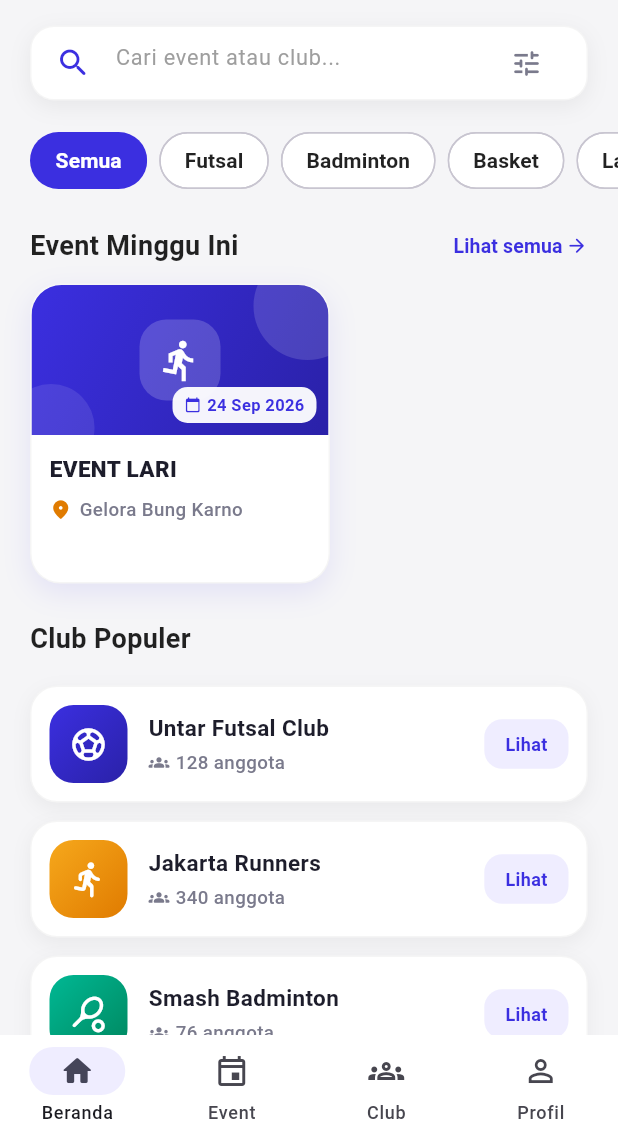
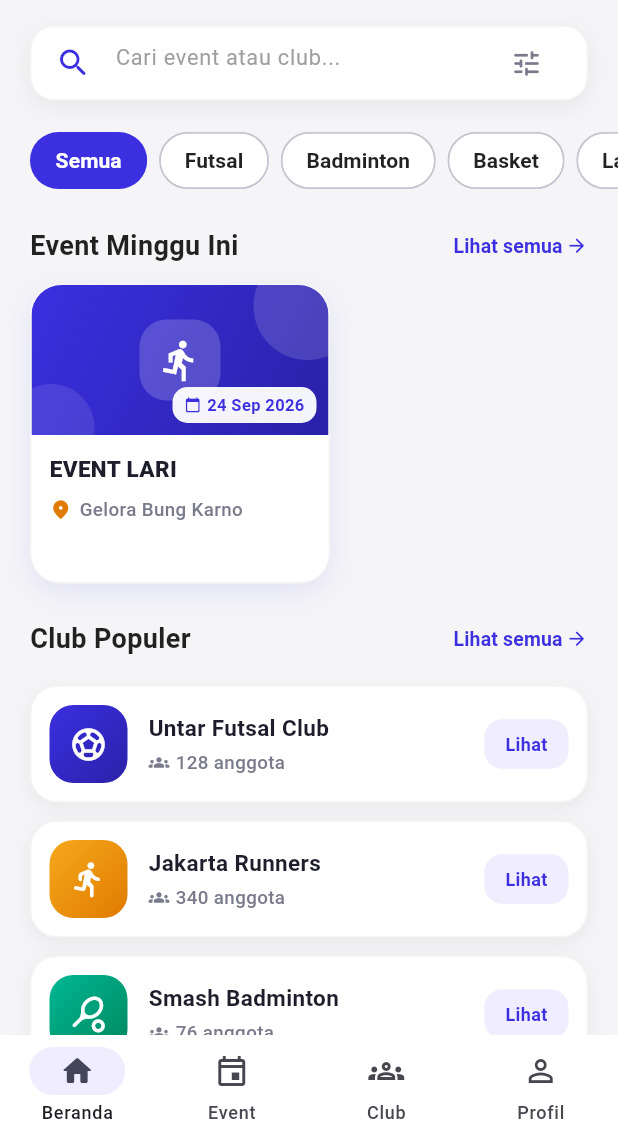
Before and after one commit to almars0306-pixel/Mobile-Programming-Sem3-Reclub-, a Flutter app: the MainShell screen opened directly, on a phone screen of 412 x 824 dp, the part 99-1236 px from its top. Run offline on Flutter 3.47's test engine with Material 3 defaults, Android fonts, the phone set to English and light mode, and no system bars; our stand-ins replace shared_preferences; accounts and stored records are empty.

Commit message:
Beranda: pencarian club, Lihat semua club ke tab Club, pull-to-refresh, tombol lonceng ke halaman notifikasi

```diff
--- a/lib/features/home/home_page.dart
+++ b/lib/features/home/home_page.dart
@@ -4,6 +4,8 @@ import 'package:shared_preferences/shared_preferences.dart';
 
 import '../../theme/app_colors.dart';
 import 'event_controller.dart';
+import 'notif_controller.dart';
+import 'notifications_page.dart';
 import 'widgets/app_search_bar.dart';
 import 'widgets/club_card.dart';
 import 'widgets/event_card.dart';
@@ -18,20 +20,46 @@ const List<String> _kategori = [
   'Voli',
 ];
 
+/// Daftar club yang ditampilkan di beranda (data contoh sementara,
+/// nanti diganti data dari bagian Club).
+const List<Map<String, dynamic>> _semuaClub = [
+  {
+    'name': 'Untar Futsal Club',
+    'members': 128,
+    'icon': Icons.sports_soccer_rounded,
+    'avatarColors': [AppColors.primary, AppColors.primaryDark],
+  },
+  {
+    'name': 'Jakarta Runners',
+    'members': 340,
+    'icon': Icons.directions_run_rounded,
+    'avatarColors': [AppColors.accent, AppColors.accentDark],
+  },
+  {
+    'name': 'Smash Badminton',
+    'members': 76,
+    'icon': Icons.sports_tennis_rounded,
+    'avatarColors': [Color(0xFF00B894), Color(0xFF00875F)],
+  },
+];
+
 /// Beranda Reclub.
 ///
 /// - Data event diambil langsung dari [EventController] lewat provider,
 ///   jadi selalu sinkron dengan tab Event (state management).
-/// - [onOpenEvents] dipanggil saat user klik "Lihat semua" biar
-///   MainShell pindah ke tab Event.
+/// - [onOpenEvents] dipanggil saat user klik "Lihat semua" pada bagian
+///   event, [onOpenClub] pada bagian club, biar MainShell pindah tab.
 /// - Kategori yang terakhir dipilih user disimpan ke storage
 ///   (shared_preferences) dan dibuka lagi saat app dijalankan.
+/// - Pencarian menyaring event dan club sekaligus.
 class HomePage extends StatefulWidget {
   final VoidCallback onOpenEvents;
+  final VoidCallback onOpenClub;
 
   const HomePage({
     super.key,
     required this.onOpenEvents,
+    required this.onOpenClub,
   });
 
   @override
@@ -99,6 +127,25 @@ class _HomePageState extends State<HomePage> {
 
       return cocokKategori && cocokQuery;
     }).toList();
+  }
+
+  // Club juga ikut disaring kata kunci pencarian.
+  List<Map<String, dynamic>> get _clubCocok {
+    final query = _query.toLowerCase();
+    if (query.isEmpty) return _semuaClub;
+    return _semuaClub
+        .where((club) =>
+            club['name'].toString().toLowerCase().contains(query) ||
+            club['members'].toString().contains(query))
+        .toList();
+  }
+
+  // Tarik ke bawah di beranda = muat ulang event dari storage.
+  Future<void> _muatUlangEvent() async {
+    // kasih jeda sekejap biar animasi refresh terlihat natural
+    await Future.delayed(const Duration(milliseconds: 400));
+    if (!mounted) return;
+    await context.read<EventController>().muatDariStorage();
   }
 
   // Detail event muncul dari bawah layar (bottom sheet).
@@ -207,16 +254,41 @@ class _HomePageState extends State<HomePage> {
     );
   }
 
+  void _bukaNotifikasi() {
+    Navigator.push(
+      context,
+      MaterialPageRoute(builder: (context) => const NotificationsPage()),
+    );
+  }
+
+  // Sementara kasih info dulu, halaman detail club nanti dibuat
+  // oleh teman yang pegang bagian Club.
+  void _infoClubBelumTersedia() {
+    ScaffoldMessenger.of(context).showSnackBar(
+      const SnackBar(
+        content: Text('Detail club akan tersedia segera'),
+        duration: Duration(seconds: 2),
+      ),
+    );
+  }
+
   @override
   Widget build(BuildContext context) {
     // watch: otomatis rebuild kalau ada event ditambah/dihapus
     // dari tab Event, karena keduanya pakai EventController yang sama.
     final events = _filterEvents(context.watch<EventController>().events);
+    final clubs = _clubCocok;
+    // Titik merah di lonceng hanya muncul kalau ada notifikasi belum dibaca.
+    final belumDibaca = context.watch<NotifController>().belumDibaca;
 
     return Scaffold(
       backgroundColor: AppColors.background,
-      body: SafeArea(
+      body: RefreshIndicator(
+        onRefresh: _muatUlangEvent,
         child: SingleChildScrollView(
+          // harus selalu bisa discroll biar tarik-ke-bawah tetap jalan
+          // walau kontennya pendek
+          physics: const AlwaysScrollableScrollPhysics(),
           child: Column(
             crossAxisAlignment: CrossAxisAlignment.start,
             children: [
@@ -270,14 +342,7 @@ class _HomePageState extends State<HomePage> {
                     ),
                     // tombol notifikasi dengan titik merah
                     GestureDetector(
-                      onTap: () {
-                        ScaffoldMessenger.of(context).showSnackBar(
-                          const SnackBar(
-                            content: Text('Belum ada notifikasi baru'),
-                            duration: Duration(seconds: 2),
-                          ),
-                        );
-                      },
+                      onTap: _bukaNotifikasi,
                       child: Container(
                         width: 44,
                         height: 44,
@@ -288,20 +353,24 @@ class _HomePageState extends State<HomePage> {
                             color: Colors.black.withValues(alpha: 0.05),
                           ),
                         ),
-                        child: const Stack(
+                        child: Stack(
                           clipBehavior: Clip.none,
                           children: [
-                            Center(
+                            const Center(
                               child: Icon(
                                 Icons.notifications_none_rounded,
                                 size: 24,
                                 color: AppColors.textDark,
                               ),
                             ),
+                            if (belumDibaca > 0)
                               Positioned(
                                 top: 10,
                                 right: 11,
-                              child: _NotifDot(),
+                                child: KeyedSubtree(
+                                  key: const ValueKey('notif_dot'),
+                                  child: const _NotifDot(),
+                                ),
                               ),
                           ],
                         ),
@@ -383,45 +452,38 @@ class _HomePageState extends State<HomePage> {
                 ),
               const SizedBox(height: 24),
 
-              const SectionHeader(title: 'Club Populer'),
+              // Section club juga bisa "Lihat semua" ke tab Club.
+              SectionHeader(
+                title: 'Club Populer',
+                onSeeAll: widget.onOpenClub,
+              ),
               const SizedBox(height: 12),
 
-              ClubCard(
-                name: 'Untar Futsal Club',
-                members: 128,
-                icon: Icons.sports_soccer_rounded,
-                avatarColors: const [AppColors.primary, AppColors.primaryDark],
-                onTap: () => _infoClubBelumTersedia(),
+              if (clubs.isEmpty)
+                const Padding(
+                  padding: EdgeInsets.symmetric(horizontal: 20),
+                  child: Text(
+                    'Tidak ada club yang cocok dengan pencarian',
+                    style: TextStyle(
+                      fontSize: 13,
+                      color: AppColors.textGrey,
                     ),
-              ClubCard(
-                name: 'Jakarta Runners',
-                members: 340,
-                icon: Icons.directions_run_rounded,
-                avatarColors: const [AppColors.accent, AppColors.accentDark],
-                onTap: () => _infoClubBelumTersedia(),
                   ),
-              ClubCard(
-                name: 'Smash Badminton',
-                members: 76,
-                icon: Icons.sports_tennis_rounded,
-                avatarColors: const [Color(0xFF00B894), Color(0xFF00875F)],
-                onTap: () => _infoClubBelumTersedia(),
+                )
+              else
+                ...clubs.map(
+                  (club) => ClubCard(
+                    name: club['name'],
+                    members: club['members'],
+                    icon: club['icon'],
+                    avatarColors: club['avatarColors'],
+                    onTap: _infoClubBelumTersedia,
+                  ),
                 ),
               const SizedBox(height: 24),
             ],
           ),
         ),
-      ),
-    );
-  }
-
-  // Sementara kasih info dulu, halaman detail club nanti dibuat
-  // oleh teman yang pegang bagian Club.
-  void _infoClubBelumTersedia() {
-    ScaffoldMessenger.of(context).showSnackBar(
-      const SnackBar(
-        content: Text('Detail club akan tersedia segera'),
-        duration: Duration(seconds: 2),
       ),
     );
   }
--- a/lib/features/home/main_shell.dart
+++ b/lib/features/home/main_shell.dart
@@ -29,12 +29,21 @@ class _MainShellState extends State<MainShell> {
     });
   }
 
+  void _pindahKeTabClub() {
+    setState(() {
+      _selectedIndex = 2; // 2 = tab Club
+    });
+  }
+
   @override
   Widget build(BuildContext context) {
     final eventController = context.watch<EventController>();
 
     final List<Widget> pages = [
-      HomePage(onOpenEvents: _pindahKeTabEvent),
+      HomePage(
+        onOpenEvents: _pindahKeTabEvent,
+        onOpenClub: _pindahKeTabClub,
+      ),
       EventPage(
         events: eventController.events,
         onEventChanged: (updatedList) {
```
Also changed, not shown: 2 other files. Lines whose indentation alone changed are shown as unchanged.
